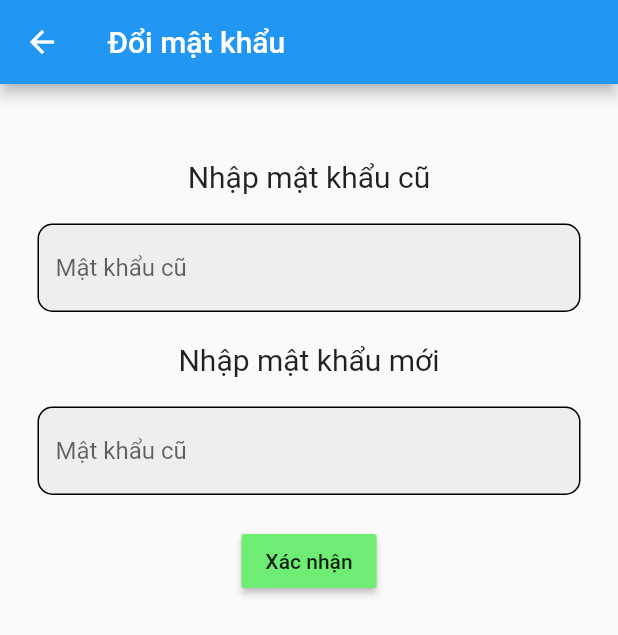
After one commit to Quy15/FitnessApp, a Flutter app: the ChangePassword screen opened directly, after a tap on "Xác nhận", on a phone screen of 412 x 824 dp. The commit adds this screen. Shown: the top 635 px of the screen. Run offline on Flutter 3.47's test engine with Material 2 defaults, Android fonts, the light colour scheme and no system bars; our stand-ins replace cloud_firestore, firebase_auth, firebase_core, firebase_database, flutter_settings_screens, fluttertoast and 2 more; missing offline and left inert: dart:ffi; accounts and stored records are empty; network calls fail.

Commit message:
user setting and change password

```diff
--- /dev/null
+++ b/dev/lib/layout/change_password.dart
@@ -0,0 +1,140 @@
+import 'package:cloud_firestore/cloud_firestore.dart';
+import 'package:firebase_auth/firebase_auth.dart';
+import 'package:flutter/material.dart';
+
+class ChangePassword extends StatefulWidget {
+  const ChangePassword({super.key});
+
+  @override
+  State<ChangePassword> createState() => _ChangePasswordState();
+}
+
+class _ChangePasswordState extends State<ChangePassword> {
+  final _oldPass = TextEditingController();
+  final _newPass = TextEditingController();
+
+  final user = FirebaseAuth.instance.currentUser;
+
+  void changePassword(email,oldpassword,newpassword) async {
+      var cred = EmailAuthProvider.credential(email: email, password: oldpassword);
+      await user!.reauthenticateWithCredential(cred).then((value) {
+        user!.updatePassword(newpassword);
+        // updatepassword();
+        FirebaseAuth.instance.signOut();
+      }).catchError((error){
+        print(error.toString());
+      });
+  }
+
+  String id = " ";
+  String password = " ";
+  Future getUserByEmail(String? email) async {
+    await FirebaseFirestore.instance
+        .collection("users")
+        .where("email", isEqualTo: email)
+        .get()
+        .then((QuerySnapshot snapshot) {
+      snapshot.docs.forEach((DocumentSnapshot doc) {
+        id = doc.reference.id;
+        print(id);
+      });
+    });
+  }
+
+  // Future updatepassword() async {
+  //   await FirebaseFirestore.instance.collection("users").doc(id).update({
+  //     'password': _newPass.text.trim()
+  //   });
+  // }
+
+  @override
+  void initState() {
+    getUserByEmail(user?.email);
+    super.initState();
+  }
+
+  @override
+  void dispose(){
+    _oldPass.dispose();
+    _newPass.dispose();
+    super.dispose();
+  }
+
+  @override
+  Widget build(BuildContext context) {
+    return Scaffold(
+      appBar: AppBar(
+        title: Text('Đổi mật khẩu'),
+      ),
+      body: Padding(
+        padding: const EdgeInsets.only(top: 50),
+        child: SafeArea(
+          child: Column(
+            children: [
+              Text('Nhập mật khẩu cũ',
+              style: TextStyle(fontSize: 20),
+              textAlign: TextAlign.left,),
+              SizedBox(height: 20,),
+              Padding(
+                padding: const EdgeInsets.symmetric(horizontal: 25),
+                child: TextField(
+                  controller: _oldPass,
+                  decoration: InputDecoration(
+                    enabledBorder: OutlineInputBorder(
+                      borderSide: BorderSide(color: Colors.black),
+                      borderRadius: BorderRadius.circular(10)
+                    ),
+                    focusedBorder: OutlineInputBorder(
+                       borderSide: BorderSide(color: Colors.deepPurpleAccent),
+                      borderRadius: BorderRadius.circular(10)
+                    ),
+                    hintText: 'Mật khẩu cũ',
+                    fillColor: Colors.grey[200],
+                    filled: true,
+                  ),
+                  obscureText: true,
+                ),
+              ),
+              SizedBox(height: 20,),
+              Text('Nhập mật khẩu mới',
+              style: TextStyle(fontSize: 20),
+              textAlign: TextAlign.left,),
+              SizedBox(height: 20,),
+              Padding(
+                padding: const EdgeInsets.symmetric(horizontal: 25),
+                child: TextField(
+                  controller: _newPass,
+                  decoration: InputDecoration(
+                    enabledBorder: OutlineInputBorder(
+                      borderSide: BorderSide(color: Colors.black),
+                      borderRadius: BorderRadius.circular(10)
+                    ),
+                    focusedBorder: OutlineInputBorder(
+                       borderSide: BorderSide(color: Colors.deepPurpleAccent),
+                      borderRadius: BorderRadius.circular(10)
+                    ),
+                    hintText: 'Mật khẩu cũ',
+                    fillColor: Colors.grey[200],
+                    filled: true,
+                  ),
+                  obscureText: true,
+                ),
+              ),
+              SizedBox(height: 20,),
+              MaterialButton(
+                onPressed: (){
+                  changePassword(
+                    user!.email, _oldPass.text.trim(), _newPass.text.trim()
+                  );
+                  print('Pass change');
+                },
+                child: Text('Xác nhận'),
+                color: const Color.fromARGB(255, 111, 236, 115),
+              )
+            ],
+          ),
+        ),
+      ),
+    );
+  }
+}
--- a/dev/lib/layout/home.dart
+++ b/dev/lib/layout/home.dart
@@ -113,7 +113,7 @@ class _HomeState extends State<Home> {
                     Text(
                       'Chào mừng ' + name + ' đến với HealthApp',
                       style:
-                          TextStyle(fontSize: 25, fontWeight: FontWeight.bold),
+                          TextStyle(fontSize: 25, fontWeight: FontWeight.normal),
                       textAlign: TextAlign.center,
                     ),
                     SizedBox(
@@ -144,7 +144,7 @@ class _HomeState extends State<Home> {
                           Text(
                             'THÔNG TIN CỦA BẠN',
                             style: TextStyle(
-                                fontSize: 20, fontWeight: FontWeight.bold),
+                                fontSize: 20, fontWeight: FontWeight.normal),
                             textAlign: TextAlign.center,
                           ),
                           SizedBox(
@@ -191,7 +191,7 @@ class _HomeState extends State<Home> {
                           Text(
                             'KINH NGHIỆM TẬP LUYỆN',
                             style: TextStyle(
-                                fontSize: 20, fontWeight: FontWeight.bold),
+                                fontSize: 20, fontWeight: FontWeight.normal),
                           ),
                           Padding(
                             padding:
--- a/dev/lib/layout/my_auth.dart
+++ b/dev/lib/layout/my_auth.dart
@@ -22,9 +22,7 @@ class MyAuth extends StatelessWidget {
         .then((QuerySnapshot snapshot) {
       snapshot.docs.forEach((DocumentSnapshot doc) {
         id = doc.reference.id;
-        print(id);
         isAnswered = bool.parse("${doc['isAnswer']}");
-        print(isAnswered);
       });
     });
 
--- a/dev/pubspec.yaml
+++ b/dev/pubspec.yaml
@@ -39,7 +39,7 @@ dependencies:
   cupertino_icons: ^1.0.2
   flutter_swiper_view: ^1.1.8
   google_nav_bar: ^5.0.6
-
+  flutter_settings_screens: 0.3.3-null-safety+2
 
   #FirebaseDatabase
   firebase_auth: ^4.9.0
```
Also changed, not shown: dev/lib/layout/account_page.dart (added, +81 -0 lines), dev/lib/layout/homepage.dart (+6 -6 lines), dev/lib/layout/login.dart (+7 -15 lines), dev/lib/tablayout/tab_home.dart (+35 -5 lines), dev/lib/tablayout/tab_setting.dart (+98 -5 lines), dev/pubspec.lock, 4 other files.
